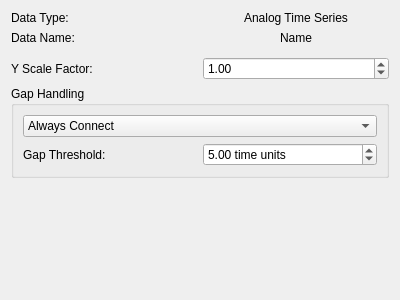
This is src/WhiskerToolbox/DataViewer_Widget/AnalogTimeSeries/AnalogViewer_Widget.ui in paulmthompson/WhiskerToolbox as Qt 5 draws it before an edit. The edited form follows.
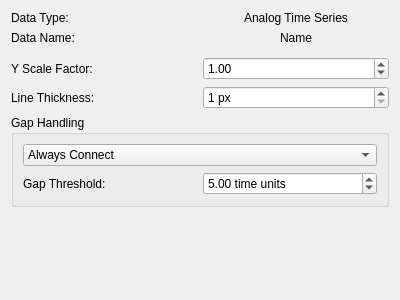
This is the edited form. Custom widgets are drawn as their Qt base class.

Commit message: add line thickness for analog in data viewer

Diff of the .ui file:
```diff
--- a/src/WhiskerToolbox/DataViewer_Widget/AnalogTimeSeries/AnalogViewer_Widget.ui
+++ b/src/WhiskerToolbox/DataViewer_Widget/AnalogTimeSeries/AnalogViewer_Widget.ui
@@ -86,6 +86,33 @@
      </item>
     </layout>
    </item>
+   <item>
+    <layout class="QHBoxLayout" name="line_thickness_layout">
+     <item>
+      <widget class="QLabel" name="line_thickness_label">
+       <property name="text">
+        <string>Line Thickness:</string>
+       </property>
+      </widget>
+     </item>
+     <item>
+      <widget class="QSpinBox" name="line_thickness_spinbox">
+       <property name="minimum">
+        <number>1</number>
+       </property>
+       <property name="maximum">
+        <number>10</number>
+       </property>
+       <property name="value">
+        <number>1</number>
+       </property>
+       <property name="suffix">
+        <string> px</string>
+       </property>
+      </widget>
+     </item>
+    </layout>
+   </item>
    <item>
     <widget class="QGroupBox" name="gap_groupbox">
      <property name="title">
```
The commit also changes 3 other files.
